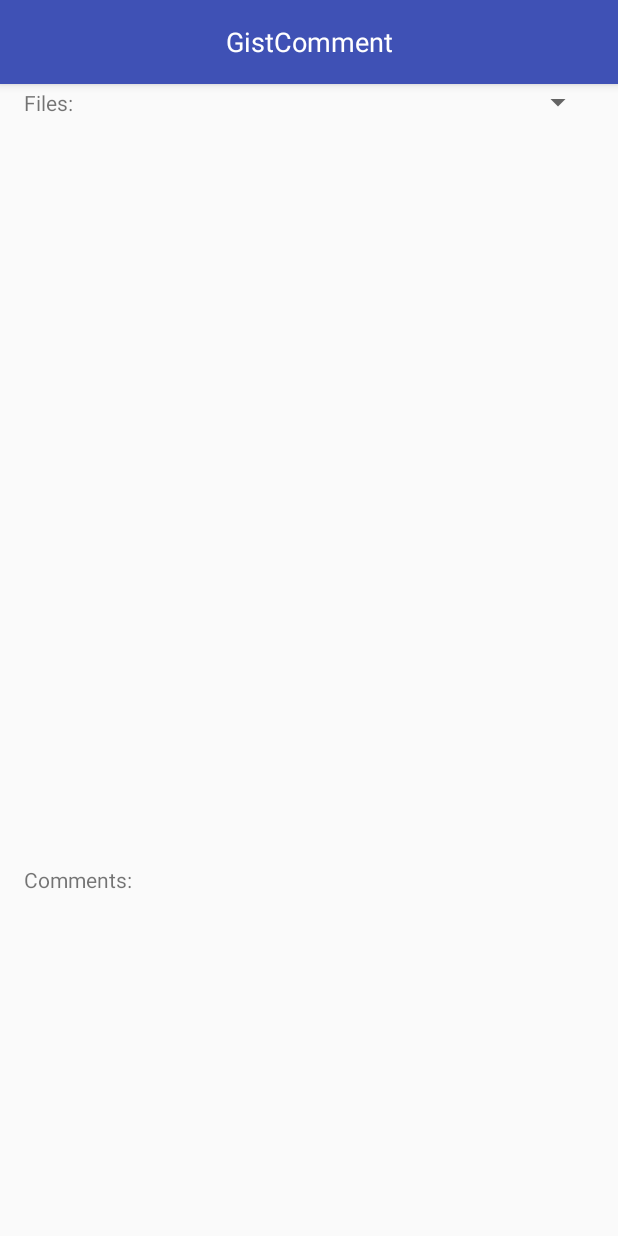
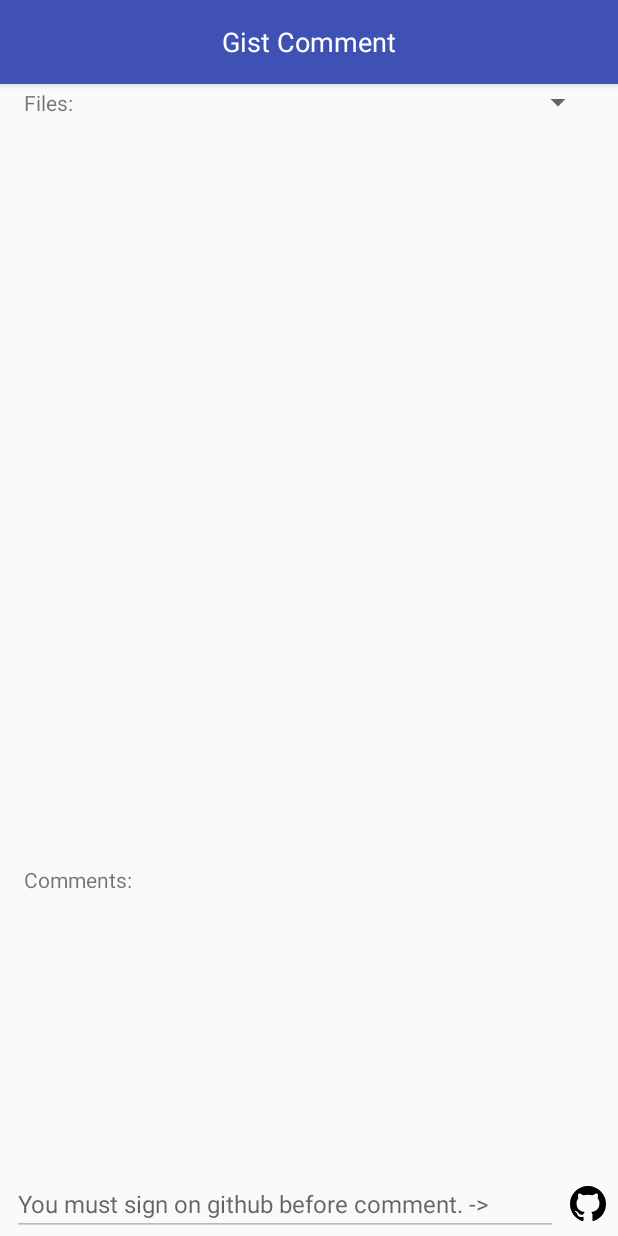
Before and after one commit to edipo2s/Gist-Comment, an Android app: the GistActivity screen opened directly, with no data from a screen before it, on a phone screen of 412 x 824 dp. Run offline under Robolectric (Android 15) with nearby library versions, the phone set to English and light mode, and no system bars; our stand-ins replace Dagger/Hilt's generated code; libraries missing offline, so code that uses them is left out: androidx.core.widget, com.github.simonpercic.oklog3; 6 statements that could not run were skipped.

Commit message:
Get github auth token

```diff
--- a/app/build.gradle
+++ b/app/build.gradle
@@ -12,6 +12,9 @@ android {
         versionCode 1
         versionName "1.0"
         testInstrumentationRunner "android.support.test.runner.AndroidJUnitRunner"
+
+        buildConfigField("String", "GITHUB_CLIENT_ID", '"' + github_oauth_app_client_id + '"')
+        buildConfigField("String", "GITHUB_CLIENT_SECRET", '"' + github_oauth_app_client_secret + '"')
     }
     buildTypes {
         release {
--- a/app/src/main/java/com/edipo2s/gistcomment/ui/GistActivity.kt
+++ b/app/src/main/java/com/edipo2s/gistcomment/ui/GistActivity.kt
@@ -62,7 +62,26 @@ internal class GistActivity : BaseActivity(R.layout.activity_gist) {
                     gistCommentsAdapter.submitList(it)
                 }
             })
-            it.requestGist(gistId)
+            it.gistAuthTokenLiveData.observe(this, Observer {
+                onResourceReceived(it) {
+                    val hasValidToken = it.isNotEmpty()
+                    edit_comment.isEnabled = hasValidToken
+                    edit_comment.hint = getString(R.string.comment_tip.takeIf { hasValidToken }
+                            ?: R.string.signin_required)
+                    image_sign_send.setImageResource(R.drawable.svg_send.takeIf { hasValidToken }
+                            ?: R.drawable.svg_github)
+                }
+            })
+            if (gistId != null) {
+                it.requestGist(gistId)
+            }
+        }
+    }
+
+    override fun onNewIntent(intent: Intent?) {
+        super.onNewIntent(intent)
+        intent?.data?.let {
+            viewModel?.getGitAuthCode(it)
         }
     }
 
@@ -78,6 +97,9 @@ internal class GistActivity : BaseActivity(R.layout.activity_gist) {
         with(list_comments) {
             adapter = gistCommentsAdapter
             setHasFixedSize(true)
+        }
+        image_sign_send.setOnClickListener {
+            viewModel?.sendCommentOrStartSign(edit_comment.text.toString())
         }
     }
 
--- a/app/src/main/java/com/edipo2s/gistcomment/ui/GistViewModel.kt
+++ b/app/src/main/java/com/edipo2s/gistcomment/ui/GistViewModel.kt
@@ -5,6 +5,10 @@ import android.arch.lifecycle.AndroidViewModel
 import android.arch.lifecycle.LiveData
 import android.arch.lifecycle.MutableLiveData
 import android.arch.lifecycle.Transformations
+import android.net.Uri
+import android.support.customtabs.CustomTabsIntent
+import androidx.core.widget.toast
+import com.edipo2s.gistcomment.BuildConfig
 import com.edipo2s.gistcomment.model.GistRepository
 import com.edipo2s.gistcomment.model.entity.Gist
 import com.edipo2s.gistcomment.model.entity.GistComment
@@ -12,12 +16,17 @@ import com.edipo2s.gistcomment.network.resource.Resource
 import javax.inject.Inject
 
 internal class GistViewModel @Inject constructor(private val gistRepository: GistRepository,
-                                                 app: Application) : AndroidViewModel(app) {
+                                                 private val app: Application) : AndroidViewModel(app) {
 
     private val gistIdLiveData = MutableLiveData<String>()
+    private val gistAuthCodeLiveData = MutableLiveData<String>()
 
     val gistLiveData: LiveData<Resource<Gist>> = Transformations.switchMap(gistIdLiveData) {
         gistRepository.getGist(it)
+    }
+
+    val gistAuthTokenLiveData: LiveData<Resource<String>> = Transformations.switchMap(gistAuthCodeLiveData) {
+        gistRepository.getGithubAuthToken(it)
     }
 
     val gistCommentsLiveData: LiveData<Resource<List<GistComment>>> = Transformations.switchMap(gistIdLiveData) {
@@ -28,4 +37,19 @@ internal class GistViewModel @Inject constructor(private val gistRepository: Gis
         gistIdLiveData.value = id
     }
 
+    fun sendCommentOrStartSign(comment: String) {
+        if (gistAuthTokenLiveData.value == null) {
+            val url = "https://github.com/login/oauth/authorize?client_id=${BuildConfig.GITHUB_CLIENT_ID}"
+            CustomTabsIntent.Builder()
+                    .build()
+                    .launchUrl(app, Uri.parse(url))
+        } else {
+            app.toast("Comment Sent: ${gistAuthTokenLiveData.value}")
+        }
+    }
+
+    fun getGitAuthCode(data: Uri) {
+        gistAuthCodeLiveData.value = data.getQueryParameter("code")
+    }
+
 }
--- /dev/null
+++ b/app/src/main/res/drawable/svg_github.xml
@@ -0,0 +1,9 @@
+<vector android:height="24dp"
+    android:viewportHeight="1024"
+    android:viewportWidth="1024"
+    android:width="24dp"
+    xmlns:android="http://schemas.android.com/apk/res/android">
+    <path
+        android:fillColor="#FF000000"
+        android:pathData="M512,0C229.25,0 0,229.25 0,512c0,226.25 146.69,418.13 350.16,485.81 25.59,4.69 34.94,-11.13 34.94,-24.63 0,-12.19 -0.47,-52.56 -0.72,-95.31C242,908.81 211.91,817.5 211.91,817.5c-23.31,-59.13 -56.84,-74.88 -56.84,-74.88 -46.53,-31.75 3.53,-31.13 3.53,-31.13 51.41,3.56 78.47,52.75 78.47,52.75 45.69,78.25 119.88,55.63 149,42.5 4.65,-33 17.9,-55.63 32.5,-68.38C304.91,725.44 185.34,681.5 185.34,485.31c0,-55.94 19.97,-101.56 52.66,-137.41 -5.22,-13 -22.84,-65.09 5.06,-135.56 0,0 42.94,-13.75 140.81,52.5 40.81,-11.41 84.59,-17.03 128.13,-17.22 43.5,0.19 87.31,5.88 128.19,17.28 97.69,-66.31 140.69,-52.5 140.69,-52.5 28,70.53 10.38,122.56 5.13,135.5 32.81,35.84 52.63,81.47 52.63,137.41 0,196.69 -119.75,240 -233.81,252.69 18.44,15.88 34.75,47 34.75,94.75 0,68.44 -0.69,123.63 -0.69,140.5 0,13.63 9.31,29.56 35.25,24.56C877.44,930 1024,738.13 1024,512 1024,229.25 794.75,0 512,0z" />
+</vector>
--- /dev/null
+++ b/app/src/main/res/drawable/svg_send.xml
@@ -0,0 +1,10 @@
+<vector xmlns:android="http://schemas.android.com/apk/res/android"
+    android:width="24dp"
+    android:height="24dp"
+    android:tint="#1976d2"
+    android:viewportHeight="24.0"
+    android:viewportWidth="24.0">
+    <path
+        android:fillColor="#FF000000"
+        android:pathData="M2.01,21L23,12 2.01,3 2,10l15,2 -15,2z" />
+</vector>
--- a/app/src/main/res/layout/activity_gist.xml
+++ b/app/src/main/res/layout/activity_gist.xml
@@ -99,14 +99,42 @@
         android:id="@+id/list_comments"
         android:layout_width="0dp"
         android:layout_height="0dp"
+        android:layout_marginTop="8dp"
         android:orientation="vertical"
         android:scrollbarFadeDuration="0"
         android:scrollbars="vertical"
         app:layoutManager="android.support.v7.widget.LinearLayoutManager"
-        app:layout_constraintBottom_toBottomOf="parent"
+        app:layout_constraintBottom_toTopOf="@id/edit_comment"
         app:layout_constraintEnd_toEndOf="parent"
         app:layout_constraintStart_toStartOf="parent"
         app:layout_constraintTop_toBottomOf="@id/text_comments"
         tools:listitem="@layout/item_comment" />
 
+    <EditText
+        android:id="@+id/edit_comment"
+        android:layout_width="0dp"
+        android:layout_height="wrap_content"
+        android:layout_marginEnd="8dp"
+        android:layout_marginStart="8dp"
+        android:layout_marginTop="8dp"
+        android:enabled="false"
+        android:hint="@string/signin_required"
+        android:maxLines="1"
+        android:textSize="16sp"
+        app:layout_constraintBottom_toBottomOf="parent"
+        app:layout_constraintEnd_toStartOf="@id/image_sign_send"
+        app:layout_constraintStart_toStartOf="parent"
+        app:layout_constraintTop_toBottomOf="@id/list_comments" />
+
+    <ImageView
+        android:id="@+id/image_sign_send"
+        android:layout_width="wrap_content"
+        android:layout_height="wrap_content"
+        android:layout_marginEnd="8dp"
+        app:layout_constraintBottom_toBottomOf="@id/edit_comment"
+        app:layout_constraintEnd_toEndOf="parent"
+        app:layout_constraintStart_toEndOf="@id/edit_comment"
+        app:layout_constraintTop_toTopOf="@id/edit_comment"
+        app:srcCompat="@drawable/svg_github" />
+
 </android.support.constraint.ConstraintLayout>
--- a/app/src/main/res/values/strings.xml
+++ b/app/src/main/res/values/strings.xml
@@ -1,6 +1,8 @@
 <resources>
 
-    <string name="app_name">GistComment</string>
+    <string name="app_name" translatable="false">Gist Comment</string>
+    <string name="gist_auth_scheme" translatable="false">gistcomment</string>
+    <string name="gist_auth_host" translatable="false">login.success</string>
 
     <string name="no_camera">No camera found.</string>
     <string name="request_permission">This sample needs camera permission.</string>
@@ -8,6 +10,7 @@
     <string name="gist_files">Files:</string>
     <string name="gist_comments">Comments:</string>
     <string name="tip">Please point the camera for a QRCode with a gist address.</string>
-    <string name="signin_required">You must sign on github before comment.</string>
+    <string name="comment_tip">Your comment.</string>
+    <string name="signin_required">You must sign on github before comment. -></string>
 
 </resources>
```
Also changed, not shown: app/src/main/AndroidManifest.xml (+15 -1 lines), app/src/main/java/com/edipo2s/gistcomment/model/GistRepository.kt (+53 -1 lines), app/src/main/java/com/edipo2s/gistcomment/ui/MainActivity.kt (+5 -3 lines).
